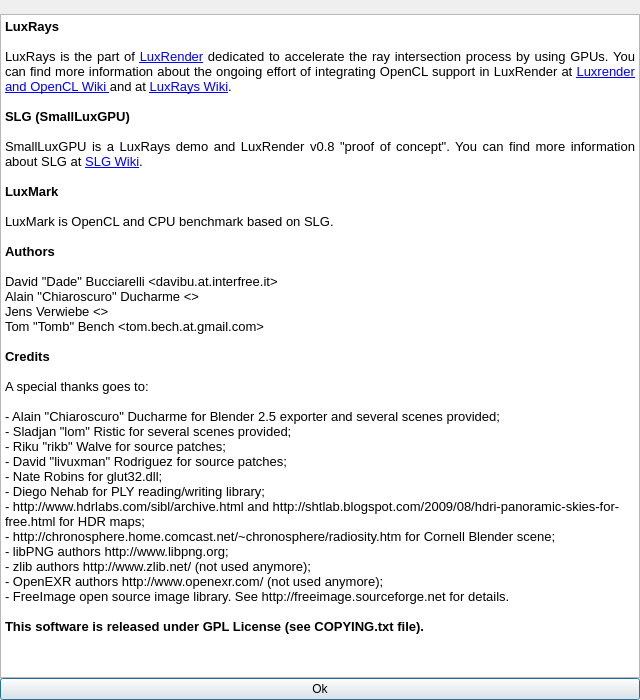
The window that samples/luxmark/aboutdialog.ui (LuxCoreRender/LuxCore) describes before a commit, drawn with Qt 5.
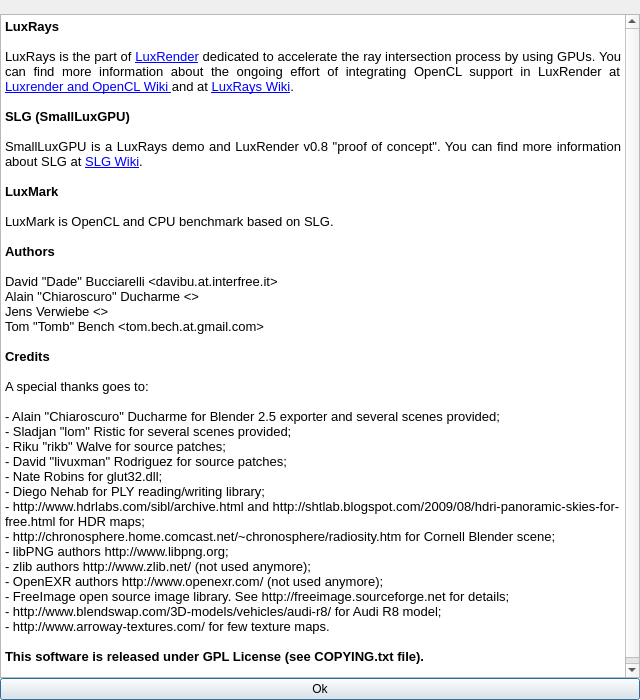
The same window after the commit. Icons and pictures are not drawn.

Commit message: LuxMark: added Audi RS8 scene

```diff
--- a/samples/luxmark/aboutdialog.ui
+++ b/samples/luxmark/aboutdialog.ui
@@ -67,45 +67,47 @@
       <string>&lt;!DOCTYPE HTML PUBLIC &quot;-//W3C//DTD HTML 4.0//EN&quot; &quot;http://www.w3.org/TR/REC-html40/strict.dtd&quot;&gt;
 &lt;html&gt;&lt;head&gt;&lt;meta name=&quot;qrichtext&quot; content=&quot;1&quot; /&gt;&lt;style type=&quot;text/css&quot;&gt;
 p, li { white-space: pre-wrap; }
-&lt;/style&gt;&lt;/head&gt;&lt;body style=&quot; font-family:'Sans'; font-size:10pt; font-weight:400; font-style:normal;&quot;&gt;
-&lt;p style=&quot; margin-top:0px; margin-bottom:0px; margin-left:0px; margin-right:0px; -qt-block-indent:0; text-indent:0px;&quot;&gt;&lt;span style=&quot; font-weight:600;&quot;&gt;LuxRays&lt;/span&gt;&lt;/p&gt;
-&lt;p style=&quot;-qt-paragraph-type:empty; margin-top:0px; margin-bottom:0px; margin-left:0px; margin-right:0px; -qt-block-indent:0; text-indent:0px;&quot;&gt;&lt;/p&gt;
-&lt;p align=&quot;justify&quot; style=&quot; margin-top:0px; margin-bottom:0px; margin-left:0px; margin-right:0px; -qt-block-indent:0; text-indent:0px;&quot;&gt;LuxRays is the part of &lt;a href=&quot;http://www.luxrender.net&quot;&gt;&lt;span style=&quot; text-decoration: underline; color:#0000ff;&quot;&gt;LuxRender&lt;/span&gt;&lt;/a&gt; dedicated to accelerate the ray intersection process by using GPUs. You can find more information about the ongoing effort of integrating OpenCL support in LuxRender at &lt;a href=&quot;http://www.luxrender.net/wiki/index.php?title=Luxrender_and_OpenCL&quot;&gt;&lt;span style=&quot; text-decoration: underline; color:#0000ff;&quot;&gt;Luxrender and OpenCL Wiki &lt;/span&gt;&lt;/a&gt;and at &lt;a href=&quot;http://www.luxrender.net/wiki/index.php?title=LuxRays&quot;&gt;&lt;span style=&quot; text-decoration: underline; color:#0000ff;&quot;&gt;LuxRays Wiki&lt;/span&gt;&lt;/a&gt;.&lt;/p&gt;
-&lt;p align=&quot;justify&quot; style=&quot;-qt-paragraph-type:empty; margin-top:0px; margin-bottom:0px; margin-left:0px; margin-right:0px; -qt-block-indent:0; text-indent:0px;&quot;&gt;&lt;/p&gt;
-&lt;p style=&quot; margin-top:0px; margin-bottom:0px; margin-left:0px; margin-right:0px; -qt-block-indent:0; text-indent:0px;&quot;&gt;&lt;span style=&quot; font-weight:600;&quot;&gt;SLG (SmallLuxGPU)&lt;/span&gt;&lt;/p&gt;
-&lt;p style=&quot;-qt-paragraph-type:empty; margin-top:0px; margin-bottom:0px; margin-left:0px; margin-right:0px; -qt-block-indent:0; text-indent:0px;&quot;&gt;&lt;/p&gt;
-&lt;p align=&quot;justify&quot; style=&quot; margin-top:0px; margin-bottom:0px; margin-left:0px; margin-right:0px; -qt-block-indent:0; text-indent:0px;&quot;&gt;SmallLuxGPU is a LuxRays demo and LuxRender v0.8 &amp;quot;proof of concept&amp;quot;. You can find more information about SLG at &lt;a href=&quot;http://www.luxrender.net/wiki/index.php?title=SLG&quot;&gt;&lt;span style=&quot; text-decoration: underline; color:#0000ff;&quot;&gt;SLG Wiki&lt;/span&gt;&lt;/a&gt;.&lt;/p&gt;
-&lt;p align=&quot;justify&quot; style=&quot;-qt-paragraph-type:empty; margin-top:0px; margin-bottom:0px; margin-left:0px; margin-right:0px; -qt-block-indent:0; text-indent:0px;&quot;&gt;&lt;/p&gt;
-&lt;p align=&quot;justify&quot; style=&quot; margin-top:0px; margin-bottom:0px; margin-left:0px; margin-right:0px; -qt-block-indent:0; text-indent:0px;&quot;&gt;&lt;span style=&quot; font-weight:600;&quot;&gt;LuxMark&lt;/span&gt;&lt;/p&gt;
-&lt;p align=&quot;justify&quot; style=&quot;-qt-paragraph-type:empty; margin-top:0px; margin-bottom:0px; margin-left:0px; margin-right:0px; -qt-block-indent:0; text-indent:0px;&quot;&gt;&lt;/p&gt;
-&lt;p align=&quot;justify&quot; style=&quot; margin-top:0px; margin-bottom:0px; margin-left:0px; margin-right:0px; -qt-block-indent:0; text-indent:0px;&quot;&gt;LuxMark is OpenCL and CPU benchmark based on SLG.&lt;/p&gt;
-&lt;p align=&quot;justify&quot; style=&quot;-qt-paragraph-type:empty; margin-top:0px; margin-bottom:0px; margin-left:0px; margin-right:0px; -qt-block-indent:0; text-indent:0px;&quot;&gt;&lt;/p&gt;
-&lt;p align=&quot;justify&quot; style=&quot; margin-top:0px; margin-bottom:0px; margin-left:0px; margin-right:0px; -qt-block-indent:0; text-indent:0px;&quot;&gt;&lt;span style=&quot; font-weight:600;&quot;&gt;Authors&lt;/span&gt;&lt;/p&gt;
-&lt;p style=&quot;-qt-paragraph-type:empty; margin-top:0px; margin-bottom:0px; margin-left:0px; margin-right:0px; -qt-block-indent:0; text-indent:0px;&quot;&gt;&lt;/p&gt;
-&lt;p style=&quot; margin-top:0px; margin-bottom:0px; margin-left:0px; margin-right:0px; -qt-block-indent:0; text-indent:0px;&quot;&gt;David &amp;quot;Dade&amp;quot; Bucciarelli &amp;lt;davibu.at.interfree.it&amp;gt;&lt;/p&gt;
-&lt;p style=&quot; margin-top:0px; margin-bottom:0px; margin-left:0px; margin-right:0px; -qt-block-indent:0; text-indent:0px;&quot;&gt;Alain &amp;quot;Chiaroscuro&amp;quot; Ducharme &amp;lt;&amp;gt;&lt;/p&gt;
-&lt;p style=&quot; margin-top:0px; margin-bottom:0px; margin-left:0px; margin-right:0px; -qt-block-indent:0; text-indent:0px;&quot;&gt;Jens Verwiebe &amp;lt;&amp;gt;&lt;/p&gt;
-&lt;p style=&quot; margin-top:0px; margin-bottom:0px; margin-left:0px; margin-right:0px; -qt-block-indent:0; text-indent:0px;&quot;&gt;Tom &amp;quot;Tomb&amp;quot; Bench &amp;lt;tom.bech.at.gmail.com&amp;gt;&lt;/p&gt;
-&lt;p style=&quot;-qt-paragraph-type:empty; margin-top:0px; margin-bottom:0px; margin-left:0px; margin-right:0px; -qt-block-indent:0; text-indent:0px;&quot;&gt;&lt;/p&gt;
-&lt;p style=&quot; margin-top:0px; margin-bottom:0px; margin-left:0px; margin-right:0px; -qt-block-indent:0; text-indent:0px;&quot;&gt;&lt;span style=&quot; font-weight:600;&quot;&gt;Credits&lt;/span&gt;&lt;/p&gt;
-&lt;p style=&quot;-qt-paragraph-type:empty; margin-top:0px; margin-bottom:0px; margin-left:0px; margin-right:0px; -qt-block-indent:0; text-indent:0px;&quot;&gt;&lt;/p&gt;
-&lt;p style=&quot; margin-top:0px; margin-bottom:0px; margin-left:0px; margin-right:0px; -qt-block-indent:0; text-indent:0px;&quot;&gt;A special thanks goes to:&lt;/p&gt;
-&lt;p style=&quot;-qt-paragraph-type:empty; margin-top:0px; margin-bottom:0px; margin-left:0px; margin-right:0px; -qt-block-indent:0; text-indent:0px;&quot;&gt;&lt;/p&gt;
-&lt;p style=&quot; margin-top:0px; margin-bottom:0px; margin-left:0px; margin-right:0px; -qt-block-indent:0; text-indent:0px;&quot;&gt;- Alain &amp;quot;Chiaroscuro&amp;quot; Ducharme for Blender 2.5 exporter and several scenes provided;&lt;/p&gt;
-&lt;p style=&quot; margin-top:0px; margin-bottom:0px; margin-left:0px; margin-right:0px; -qt-block-indent:0; text-indent:0px;&quot;&gt;- Sladjan &amp;quot;lom&amp;quot; Ristic for several scenes provided;&lt;/p&gt;
-&lt;p style=&quot; margin-top:0px; margin-bottom:0px; margin-left:0px; margin-right:0px; -qt-block-indent:0; text-indent:0px;&quot;&gt;- Riku &amp;quot;rikb&amp;quot; Walve for source patches;&lt;/p&gt;
-&lt;p style=&quot; margin-top:0px; margin-bottom:0px; margin-left:0px; margin-right:0px; -qt-block-indent:0; text-indent:0px;&quot;&gt;- David &amp;quot;livuxman&amp;quot; Rodriguez for source patches;&lt;/p&gt;
-&lt;p style=&quot; margin-top:0px; margin-bottom:0px; margin-left:0px; margin-right:0px; -qt-block-indent:0; text-indent:0px;&quot;&gt;- Nate Robins for glut32.dll;&lt;/p&gt;
-&lt;p style=&quot; margin-top:0px; margin-bottom:0px; margin-left:0px; margin-right:0px; -qt-block-indent:0; text-indent:0px;&quot;&gt;- Diego Nehab for PLY reading/writing library;&lt;/p&gt;
-&lt;p style=&quot; margin-top:0px; margin-bottom:0px; margin-left:0px; margin-right:0px; -qt-block-indent:0; text-indent:0px;&quot;&gt;- http://www.hdrlabs.com/sibl/archive.html and http://shtlab.blogspot.com/2009/08/hdri-panoramic-skies-for-free.html for HDR maps;&lt;/p&gt;
-&lt;p style=&quot; margin-top:0px; margin-bottom:0px; margin-left:0px; margin-right:0px; -qt-block-indent:0; text-indent:0px;&quot;&gt;- http://chronosphere.home.comcast.net/~chronosphere/radiosity.htm for Cornell Blender scene;&lt;/p&gt;
-&lt;p style=&quot; margin-top:0px; margin-bottom:0px; margin-left:0px; margin-right:0px; -qt-block-indent:0; text-indent:0px;&quot;&gt;- libPNG authors http://www.libpng.org;&lt;/p&gt;
-&lt;p style=&quot; margin-top:0px; margin-bottom:0px; margin-left:0px; margin-right:0px; -qt-block-indent:0; text-indent:0px;&quot;&gt;- zlib authors http://www.zlib.net/ (not used anymore);&lt;/p&gt;
-&lt;p style=&quot; margin-top:0px; margin-bottom:0px; margin-left:0px; margin-right:0px; -qt-block-indent:0; text-indent:0px;&quot;&gt;- OpenEXR authors http://www.openexr.com/ (not used anymore);&lt;/p&gt;
-&lt;p style=&quot; margin-top:0px; margin-bottom:0px; margin-left:0px; margin-right:0px; -qt-block-indent:0; text-indent:0px;&quot;&gt;- FreeImage open source image library. See http://freeimage.sourceforge.net for details.&lt;/p&gt;
-&lt;p style=&quot;-qt-paragraph-type:empty; margin-top:0px; margin-bottom:0px; margin-left:0px; margin-right:0px; -qt-block-indent:0; text-indent:0px;&quot;&gt;&lt;/p&gt;
-&lt;p style=&quot; margin-top:0px; margin-bottom:0px; margin-left:0px; margin-right:0px; -qt-block-indent:0; text-indent:0px;&quot;&gt;&lt;span style=&quot; font-weight:600;&quot;&gt;This software is released under GPL License (see COPYING.txt file).&lt;/span&gt;&lt;/p&gt;
-&lt;p style=&quot;-qt-paragraph-type:empty; margin-top:0px; margin-bottom:0px; margin-left:0px; margin-right:0px; -qt-block-indent:0; text-indent:0px;&quot;&gt;&lt;/p&gt;&lt;/body&gt;&lt;/html&gt;</string>
+&lt;/style&gt;&lt;/head&gt;&lt;body style=&quot; font-family:'Sans'; font-size:11pt; font-weight:400; font-style:normal;&quot;&gt;
+&lt;p style=&quot; margin-top:0px; margin-bottom:0px; margin-left:0px; margin-right:0px; -qt-block-indent:0; text-indent:0px;&quot;&gt;&lt;span style=&quot; font-size:10pt; font-weight:600;&quot;&gt;LuxRays&lt;/span&gt;&lt;/p&gt;
+&lt;p style=&quot;-qt-paragraph-type:empty; margin-top:0px; margin-bottom:0px; margin-left:0px; margin-right:0px; -qt-block-indent:0; text-indent:0px; font-size:10pt;&quot;&gt;&lt;/p&gt;
+&lt;p align=&quot;justify&quot; style=&quot; margin-top:0px; margin-bottom:0px; margin-left:0px; margin-right:0px; -qt-block-indent:0; text-indent:0px;&quot;&gt;&lt;span style=&quot; font-size:10pt;&quot;&gt;LuxRays is the part of &lt;/span&gt;&lt;a href=&quot;http://www.luxrender.net&quot;&gt;&lt;span style=&quot; font-size:10pt; text-decoration: underline; color:#0000ff;&quot;&gt;LuxRender&lt;/span&gt;&lt;/a&gt;&lt;span style=&quot; font-size:10pt;&quot;&gt; dedicated to accelerate the ray intersection process by using GPUs. You can find more information about the ongoing effort of integrating OpenCL support in LuxRender at &lt;/span&gt;&lt;a href=&quot;http://www.luxrender.net/wiki/index.php?title=Luxrender_and_OpenCL&quot;&gt;&lt;span style=&quot; font-size:10pt; text-decoration: underline; color:#0000ff;&quot;&gt;Luxrender and OpenCL Wiki &lt;/span&gt;&lt;/a&gt;&lt;span style=&quot; font-size:10pt;&quot;&gt;and at &lt;/span&gt;&lt;a href=&quot;http://www.luxrender.net/wiki/index.php?title=LuxRays&quot;&gt;&lt;span style=&quot; font-size:10pt; text-decoration: underline; color:#0000ff;&quot;&gt;LuxRays Wiki&lt;/span&gt;&lt;/a&gt;&lt;span style=&quot; font-size:10pt;&quot;&gt;.&lt;/span&gt;&lt;/p&gt;
+&lt;p align=&quot;justify&quot; style=&quot;-qt-paragraph-type:empty; margin-top:0px; margin-bottom:0px; margin-left:0px; margin-right:0px; -qt-block-indent:0; text-indent:0px; font-size:10pt;&quot;&gt;&lt;/p&gt;
+&lt;p style=&quot; margin-top:0px; margin-bottom:0px; margin-left:0px; margin-right:0px; -qt-block-indent:0; text-indent:0px;&quot;&gt;&lt;span style=&quot; font-size:10pt; font-weight:600;&quot;&gt;SLG (SmallLuxGPU)&lt;/span&gt;&lt;/p&gt;
+&lt;p style=&quot;-qt-paragraph-type:empty; margin-top:0px; margin-bottom:0px; margin-left:0px; margin-right:0px; -qt-block-indent:0; text-indent:0px; font-size:10pt;&quot;&gt;&lt;/p&gt;
+&lt;p align=&quot;justify&quot; style=&quot; margin-top:0px; margin-bottom:0px; margin-left:0px; margin-right:0px; -qt-block-indent:0; text-indent:0px;&quot;&gt;&lt;span style=&quot; font-size:10pt;&quot;&gt;SmallLuxGPU is a LuxRays demo and LuxRender v0.8 &amp;quot;proof of concept&amp;quot;. You can find more information about SLG at &lt;/span&gt;&lt;a href=&quot;http://www.luxrender.net/wiki/index.php?title=SLG&quot;&gt;&lt;span style=&quot; font-size:10pt; text-decoration: underline; color:#0000ff;&quot;&gt;SLG Wiki&lt;/span&gt;&lt;/a&gt;&lt;span style=&quot; font-size:10pt;&quot;&gt;.&lt;/span&gt;&lt;/p&gt;
+&lt;p align=&quot;justify&quot; style=&quot;-qt-paragraph-type:empty; margin-top:0px; margin-bottom:0px; margin-left:0px; margin-right:0px; -qt-block-indent:0; text-indent:0px; font-size:10pt;&quot;&gt;&lt;/p&gt;
+&lt;p align=&quot;justify&quot; style=&quot; margin-top:0px; margin-bottom:0px; margin-left:0px; margin-right:0px; -qt-block-indent:0; text-indent:0px;&quot;&gt;&lt;span style=&quot; font-size:10pt; font-weight:600;&quot;&gt;LuxMark&lt;/span&gt;&lt;/p&gt;
+&lt;p align=&quot;justify&quot; style=&quot;-qt-paragraph-type:empty; margin-top:0px; margin-bottom:0px; margin-left:0px; margin-right:0px; -qt-block-indent:0; text-indent:0px; font-size:10pt;&quot;&gt;&lt;/p&gt;
+&lt;p align=&quot;justify&quot; style=&quot; margin-top:0px; margin-bottom:0px; margin-left:0px; margin-right:0px; -qt-block-indent:0; text-indent:0px;&quot;&gt;&lt;span style=&quot; font-size:10pt;&quot;&gt;LuxMark is OpenCL and CPU benchmark based on SLG.&lt;/span&gt;&lt;/p&gt;
+&lt;p align=&quot;justify&quot; style=&quot;-qt-paragraph-type:empty; margin-top:0px; margin-bottom:0px; margin-left:0px; margin-right:0px; -qt-block-indent:0; text-indent:0px; font-size:10pt;&quot;&gt;&lt;/p&gt;
+&lt;p align=&quot;justify&quot; style=&quot; margin-top:0px; margin-bottom:0px; margin-left:0px; margin-right:0px; -qt-block-indent:0; text-indent:0px;&quot;&gt;&lt;span style=&quot; font-size:10pt; font-weight:600;&quot;&gt;Authors&lt;/span&gt;&lt;/p&gt;
+&lt;p style=&quot;-qt-paragraph-type:empty; margin-top:0px; margin-bottom:0px; margin-left:0px; margin-right:0px; -qt-block-indent:0; text-indent:0px; font-size:10pt;&quot;&gt;&lt;/p&gt;
+&lt;p style=&quot; margin-top:0px; margin-bottom:0px; margin-left:0px; margin-right:0px; -qt-block-indent:0; text-indent:0px;&quot;&gt;&lt;span style=&quot; font-size:10pt;&quot;&gt;David &amp;quot;Dade&amp;quot; Bucciarelli &amp;lt;davibu.at.interfree.it&amp;gt;&lt;/span&gt;&lt;/p&gt;
+&lt;p style=&quot; margin-top:0px; margin-bottom:0px; margin-left:0px; margin-right:0px; -qt-block-indent:0; text-indent:0px;&quot;&gt;&lt;span style=&quot; font-size:10pt;&quot;&gt;Alain &amp;quot;Chiaroscuro&amp;quot; Ducharme &amp;lt;&amp;gt;&lt;/span&gt;&lt;/p&gt;
+&lt;p style=&quot; margin-top:0px; margin-bottom:0px; margin-left:0px; margin-right:0px; -qt-block-indent:0; text-indent:0px;&quot;&gt;&lt;span style=&quot; font-size:10pt;&quot;&gt;Jens Verwiebe &amp;lt;&amp;gt;&lt;/span&gt;&lt;/p&gt;
+&lt;p style=&quot; margin-top:0px; margin-bottom:0px; margin-left:0px; margin-right:0px; -qt-block-indent:0; text-indent:0px;&quot;&gt;&lt;span style=&quot; font-size:10pt;&quot;&gt;Tom &amp;quot;Tomb&amp;quot; Bench &amp;lt;tom.bech.at.gmail.com&amp;gt;&lt;/span&gt;&lt;/p&gt;
+&lt;p style=&quot;-qt-paragraph-type:empty; margin-top:0px; margin-bottom:0px; margin-left:0px; margin-right:0px; -qt-block-indent:0; text-indent:0px; font-size:10pt;&quot;&gt;&lt;/p&gt;
+&lt;p style=&quot; margin-top:0px; margin-bottom:0px; margin-left:0px; margin-right:0px; -qt-block-indent:0; text-indent:0px;&quot;&gt;&lt;span style=&quot; font-size:10pt; font-weight:600;&quot;&gt;Credits&lt;/span&gt;&lt;/p&gt;
+&lt;p style=&quot;-qt-paragraph-type:empty; margin-top:0px; margin-bottom:0px; margin-left:0px; margin-right:0px; -qt-block-indent:0; text-indent:0px; font-size:10pt;&quot;&gt;&lt;/p&gt;
+&lt;p style=&quot; margin-top:0px; margin-bottom:0px; margin-left:0px; margin-right:0px; -qt-block-indent:0; text-indent:0px;&quot;&gt;&lt;span style=&quot; font-size:10pt;&quot;&gt;A special thanks goes to:&lt;/span&gt;&lt;/p&gt;
+&lt;p style=&quot;-qt-paragraph-type:empty; margin-top:0px; margin-bottom:0px; margin-left:0px; margin-right:0px; -qt-block-indent:0; text-indent:0px; font-size:10pt;&quot;&gt;&lt;/p&gt;
+&lt;p style=&quot; margin-top:0px; margin-bottom:0px; margin-left:0px; margin-right:0px; -qt-block-indent:0; text-indent:0px;&quot;&gt;&lt;span style=&quot; font-size:10pt;&quot;&gt;- Alain &amp;quot;Chiaroscuro&amp;quot; Ducharme for Blender 2.5 exporter and several scenes provided;&lt;/span&gt;&lt;/p&gt;
+&lt;p style=&quot; margin-top:0px; margin-bottom:0px; margin-left:0px; margin-right:0px; -qt-block-indent:0; text-indent:0px;&quot;&gt;&lt;span style=&quot; font-size:10pt;&quot;&gt;- Sladjan &amp;quot;lom&amp;quot; Ristic for several scenes provided;&lt;/span&gt;&lt;/p&gt;
+&lt;p style=&quot; margin-top:0px; margin-bottom:0px; margin-left:0px; margin-right:0px; -qt-block-indent:0; text-indent:0px;&quot;&gt;&lt;span style=&quot; font-size:10pt;&quot;&gt;- Riku &amp;quot;rikb&amp;quot; Walve for source patches;&lt;/span&gt;&lt;/p&gt;
+&lt;p style=&quot; margin-top:0px; margin-bottom:0px; margin-left:0px; margin-right:0px; -qt-block-indent:0; text-indent:0px;&quot;&gt;&lt;span style=&quot; font-size:10pt;&quot;&gt;- David &amp;quot;livuxman&amp;quot; Rodriguez for source patches;&lt;/span&gt;&lt;/p&gt;
+&lt;p style=&quot; margin-top:0px; margin-bottom:0px; margin-left:0px; margin-right:0px; -qt-block-indent:0; text-indent:0px;&quot;&gt;&lt;span style=&quot; font-size:10pt;&quot;&gt;- Nate Robins for glut32.dll;&lt;/span&gt;&lt;/p&gt;
+&lt;p style=&quot; margin-top:0px; margin-bottom:0px; margin-left:0px; margin-right:0px; -qt-block-indent:0; text-indent:0px;&quot;&gt;&lt;span style=&quot; font-size:10pt;&quot;&gt;- Diego Nehab for PLY reading/writing library;&lt;/span&gt;&lt;/p&gt;
+&lt;p style=&quot; margin-top:0px; margin-bottom:0px; margin-left:0px; margin-right:0px; -qt-block-indent:0; text-indent:0px;&quot;&gt;&lt;span style=&quot; font-size:10pt;&quot;&gt;- http://www.hdrlabs.com/sibl/archive.html and http://shtlab.blogspot.com/2009/08/hdri-panoramic-skies-for-free.html for HDR maps;&lt;/span&gt;&lt;/p&gt;
+&lt;p style=&quot; margin-top:0px; margin-bottom:0px; margin-left:0px; margin-right:0px; -qt-block-indent:0; text-indent:0px;&quot;&gt;&lt;span style=&quot; font-size:10pt;&quot;&gt;- http://chronosphere.home.comcast.net/~chronosphere/radiosity.htm for Cornell Blender scene;&lt;/span&gt;&lt;/p&gt;
+&lt;p style=&quot; margin-top:0px; margin-bottom:0px; margin-left:0px; margin-right:0px; -qt-block-indent:0; text-indent:0px;&quot;&gt;&lt;span style=&quot; font-size:10pt;&quot;&gt;- libPNG authors http://www.libpng.org;&lt;/span&gt;&lt;/p&gt;
+&lt;p style=&quot; margin-top:0px; margin-bottom:0px; margin-left:0px; margin-right:0px; -qt-block-indent:0; text-indent:0px;&quot;&gt;&lt;span style=&quot; font-size:10pt;&quot;&gt;- zlib authors http://www.zlib.net/ (not used anymore);&lt;/span&gt;&lt;/p&gt;
+&lt;p style=&quot; margin-top:0px; margin-bottom:0px; margin-left:0px; margin-right:0px; -qt-block-indent:0; text-indent:0px;&quot;&gt;&lt;span style=&quot; font-size:10pt;&quot;&gt;- OpenEXR authors http://www.openexr.com/ (not used anymore);&lt;/span&gt;&lt;/p&gt;
+&lt;p style=&quot; margin-top:0px; margin-bottom:0px; margin-left:0px; margin-right:0px; -qt-block-indent:0; text-indent:0px;&quot;&gt;&lt;span style=&quot; font-size:10pt;&quot;&gt;- FreeImage open source image library. See http://freeimage.sourceforge.net for details;&lt;/span&gt;&lt;/p&gt;
+&lt;p style=&quot; margin-top:0px; margin-bottom:0px; margin-left:0px; margin-right:0px; -qt-block-indent:0; text-indent:0px;&quot;&gt;&lt;span style=&quot; font-size:10pt;&quot;&gt;- http://www.blendswap.com/3D-models/vehicles/audi-r8/ for Audi R8 model;&lt;/span&gt;&lt;/p&gt;
+&lt;p style=&quot; margin-top:0px; margin-bottom:0px; margin-left:0px; margin-right:0px; -qt-block-indent:0; text-indent:0px;&quot;&gt;&lt;span style=&quot; font-size:10pt;&quot;&gt;- http://www.arroway-textures.com/ for few texture maps.&lt;/span&gt;&lt;/p&gt;
+&lt;p style=&quot;-qt-paragraph-type:empty; margin-top:0px; margin-bottom:0px; margin-left:0px; margin-right:0px; -qt-block-indent:0; text-indent:0px; font-size:10pt;&quot;&gt;&lt;/p&gt;
+&lt;p style=&quot; margin-top:0px; margin-bottom:0px; margin-left:0px; margin-right:0px; -qt-block-indent:0; text-indent:0px;&quot;&gt;&lt;span style=&quot; font-size:10pt; font-weight:600;&quot;&gt;This software is released under GPL License (see COPYING.txt file).&lt;/span&gt;&lt;/p&gt;
+&lt;p style=&quot;-qt-paragraph-type:empty; margin-top:0px; margin-bottom:0px; margin-left:0px; margin-right:0px; -qt-block-indent:0; text-indent:0px; font-size:10pt;&quot;&gt;&lt;/p&gt;&lt;/body&gt;&lt;/html&gt;</string>
      </property>
      <property name="openExternalLinks">
       <bool>true</bool>
```
The commit also changes 39 other files.
